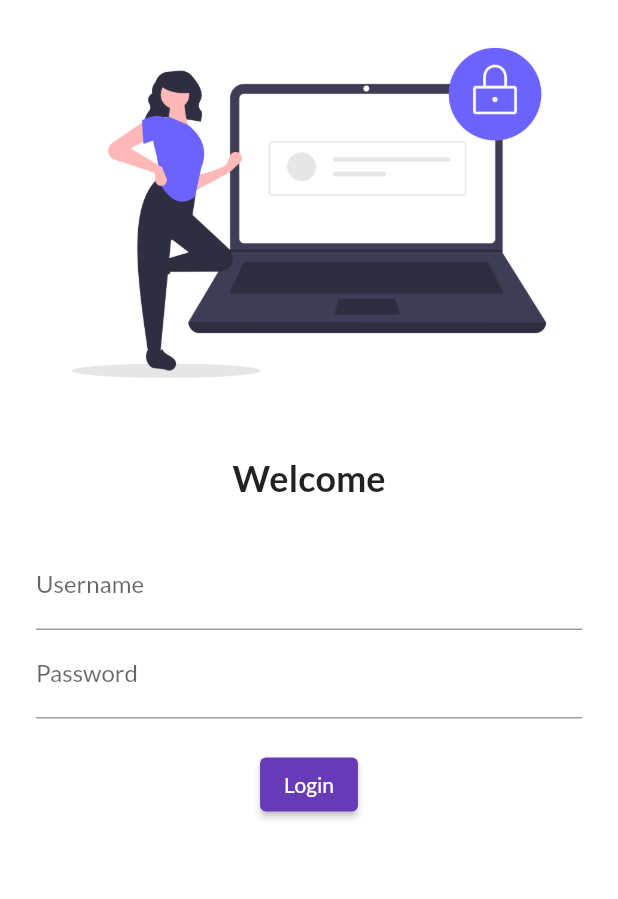
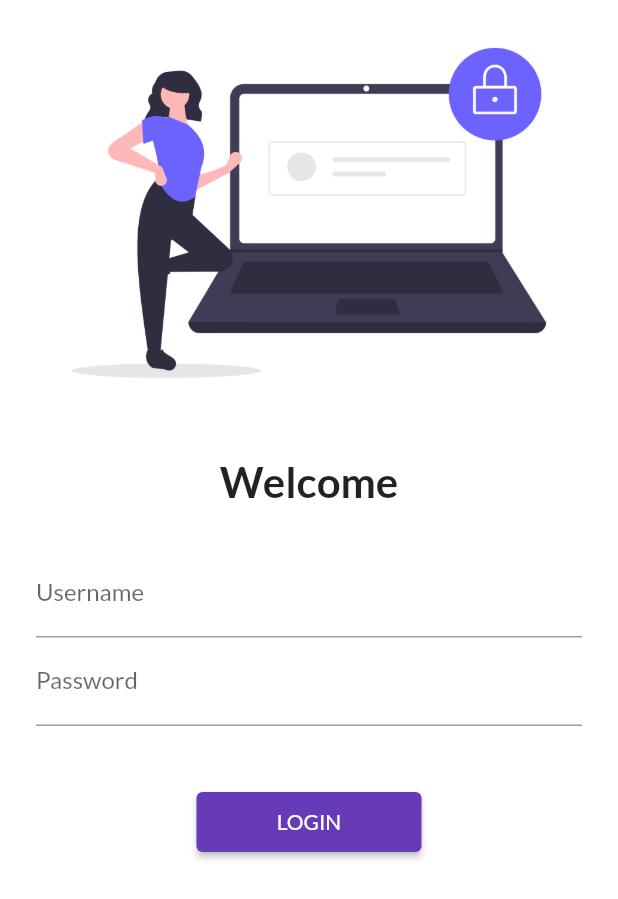
Before and after one commit to Rohit-Chandra-007/catalog_app, a Flutter app: the screen it shows after launch, on a phone screen of 412 x 824 dp. Shown: the top 899 px of the screen. Run offline on Flutter 3.47's test engine with Material 2 defaults, Android fonts, the phone set to English and light mode, and no system bars; our stand-ins replace google_fonts.

Commit message:
day 5 complete

```diff
--- a/lib/main.dart
+++ b/lib/main.dart
@@ -1,4 +1,5 @@
 import 'package:flutter/material.dart';
+import 'package:flutter_app_one/utils/routes.dart';
 import 'pages/login_page.dart';
 import 'pages/home_page.dart';
 import 'package:google_fonts/google_fonts.dart';
@@ -12,14 +13,13 @@ class MyApp extends StatelessWidget {
   Widget build(BuildContext context) {
     return MaterialApp(
       theme: ThemeData(
-        primarySwatch: Colors.deepPurple,
-        fontFamily: GoogleFonts.lato().fontFamily
-      ),
+          primarySwatch: Colors.deepPurple,
+          fontFamily: GoogleFonts.lato().fontFamily),
       routes: {
-        "/": (context) => HomePage(),
-        "/login": (context) => LoginPage()
+        MyRoutes.homeRoute: (context) => HomePage(),
+        MyRoutes.loginRoute: (context) => LoginPage()
       },
-      initialRoute: "/login",
+      initialRoute: MyRoutes.loginRoute,
     );
   }
 }
--- a/lib/pages/login_page.dart
+++ b/lib/pages/login_page.dart
@@ -1,10 +1,12 @@
 import 'package:flutter/material.dart';
+import 'package:flutter_app_one/utils/routes.dart';
 
 class LoginPage extends StatelessWidget {
   @override
   Widget build(BuildContext context) {
     return Material(
       color: Colors.white,
+      child: SingleChildScrollView(
         child: Column(
           children: [
             Image.asset(
@@ -17,7 +19,7 @@ class LoginPage extends StatelessWidget {
             Text(
               'Welcome',
               style: TextStyle(
-              fontSize: 24,
+                fontSize: 28,
                 fontWeight: FontWeight.bold,
               ),
             ),
@@ -39,12 +41,15 @@ class LoginPage extends StatelessWidget {
                         hintText: 'Enter password', labelText: 'Password'),
                   ),
                   SizedBox(
-                  height: 20.0,
+                    height: 40.0,
                   ),
                   ElevatedButton(
-                  child: Text('Login'),
+                    child: Text('LOGIN'),
+                    style: TextButton.styleFrom(
+                      minimumSize: Size(150, 40),
+                    ),
                     onPressed: () {
-                    print('Hello Rohit');
+                      Navigator.pushNamed(context, MyRoutes.homeRoute);
                     },
                   )
                 ],
@@ -52,6 +57,7 @@ class LoginPage extends StatelessWidget {
             )
           ],
         ),
+      ),
     );
   }
 }
--- /dev/null
+++ b/lib/utils/routes.dart
@@ -0,0 +1,4 @@
+class MyRoutes {
+  static String loginRoute = '/login';
+  static String homeRoute = '/home';
+}
```
Lines whose indentation alone changed are shown as unchanged.
